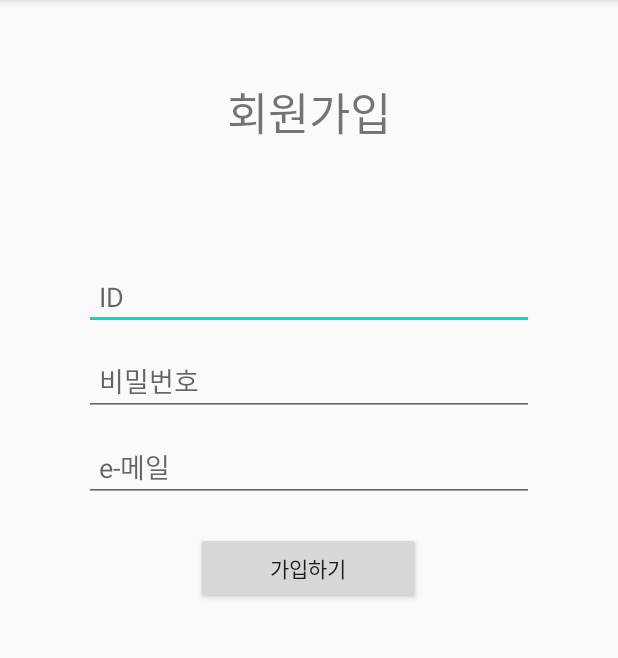
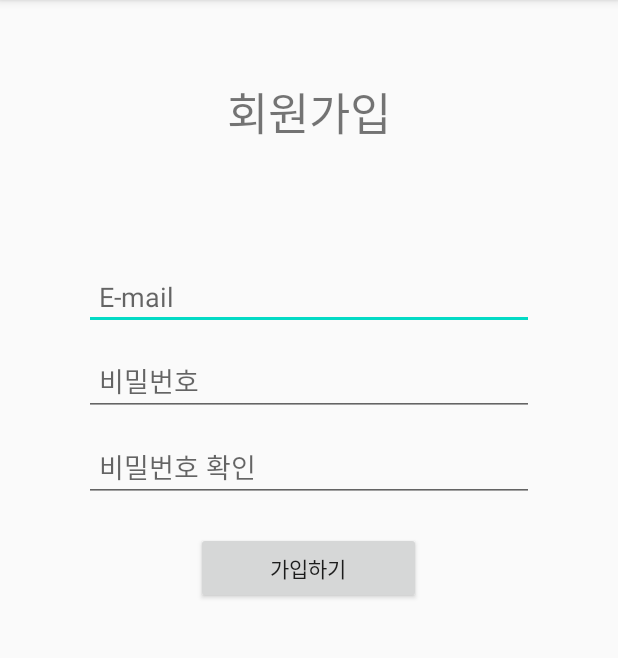
Before and after one commit to Seongrak-Choi/capstone2, an Android app: the screen it shows after launch (signup), after a tap on "회원가입", on a phone screen of 412 x 824 dp, the part 84-742 px from its top. Run offline under Robolectric (Android 15) with nearby library versions, the phone set to English and light mode, and no system bars; our stand-ins replace Firebase (no records; nobody signed in at launch, a user with empty details on screens opened directly).

Commit message:
회원가입 기능과 로그인 했을 때 로그인 성공했다는 Toast메세지 출력까지 구현

```diff
--- a/app/build.gradle
+++ b/app/build.gradle
@@ -1,6 +1,7 @@
 apply plugin: 'com.android.application'
 apply plugin: 'kotlin-android'
 apply plugin: 'kotlin-android-extensions'
+apply plugin: 'com.google.gms.google-services'
 
 android {
     compileSdkVersion 29
@@ -31,7 +32,10 @@ dependencies {
     implementation 'androidx.appcompat:appcompat:1.2.0'
     implementation 'androidx.core:core-ktx:1.3.2'
     implementation 'androidx.constraintlayout:constraintlayout:2.0.4'
-    testImplementation 'junit:junit:4.12'
+    implementation 'com.google.firebase:firebase-auth:20.0.4'
+    implementation 'com.google.firebase:firebase-auth'
+    implementation platform('com.google.firebase:firebase-bom:26.7.0')
+    testImplementation 'junit:junit:4.13.2'
     androidTestImplementation 'androidx.test.ext:junit:1.1.2'
     androidTestImplementation 'androidx.test.espresso:espresso-core:3.3.0'
 }
--- a/app/src/main/AndroidManifest.xml
+++ b/app/src/main/AndroidManifest.xml
@@ -12,7 +12,7 @@
         android:roundIcon="@mipmap/ic_launcher_round"
         android:supportsRtl="true"
         android:theme="@style/AppTheme">
-        <activity android:name=".signup"></activity>
+       <activity android:name=".signup"></activity>
         <activity android:name=".MainActivity">
             <intent-filter>
                 <action android:name="android.intent.action.MAIN" />
@@ -20,7 +20,6 @@
                 <category android:name="android.intent.category.LAUNCHER" />
             </intent-filter>
         </activity>
-        <activity android:name=".signup"/>
     </application>
 
 </manifest>
--- /dev/null
+++ b/app/src/main/java/com/example/capstone2/MainActivity.java
@@ -0,0 +1,87 @@
+package com.example.capstone2;
+
+import androidx.annotation.NonNull;
+import androidx.appcompat.app.AppCompatActivity;
+
+import android.content.Intent;
+import android.os.Bundle;
+import android.util.Log;
+import android.view.View;
+import android.widget.Button;
+import android.widget.EditText;
+import android.widget.Toast;
+
+import com.google.android.gms.tasks.OnCompleteListener;
+import com.google.android.gms.tasks.Task;
+import com.google.firebase.auth.AuthResult;
+import com.google.firebase.auth.FirebaseAuth;
+import com.google.firebase.auth.FirebaseUser;
+
+public class MainActivity extends AppCompatActivity {
+    Button btn_login;
+    Button btn_signupgo;
+    EditText idtext;
+    EditText passwdtext;
+    private FirebaseAuth mAuth;
+    private static final String TAG = "MainActivity";
+
+
+    @Override
+    protected void onCreate(Bundle savedInstanceState) {
+        super.onCreate(savedInstanceState);
+        setContentView(R.layout.activity_main);
+
+        btn_login = findViewById(R.id.btn_Login);
+        idtext = findViewById(R.id.idText);
+        passwdtext = findViewById(R.id.passwdText);
+        mAuth = FirebaseAuth.getInstance();
+        btn_signupgo = findViewById(R.id.btn_signup);
+        btn_signupgo.setOnClickListener(new View.OnClickListener() {
+            public void onClick(View v) {
+                startsignup();
+                Log.e("클릭", "클릭");
+            }
+        });
+
+        btn_login.setOnClickListener(new View.OnClickListener() {
+            public void onClick(View v) {
+                checksign();
+                Log.e("클릭", "클릭");
+            }
+        });
+    }
+
+    private void checksign() {
+        if (idtext.length() > 0 && passwdtext.length() > 0) {
+            String email = idtext.getText().toString();
+            String password = passwdtext.getText().toString();
+            mAuth.signInWithEmailAndPassword(email, password)
+                    .addOnCompleteListener(this, new OnCompleteListener<AuthResult>() {
+                        @Override
+                        public void onComplete(@NonNull Task<AuthResult> task) {
+                            if (task.isSuccessful()) {
+                                // Sign in success, update UI with the signed-in user's information
+                                Log.d(TAG, "signInWithEmail:success");
+                                FirebaseUser user = mAuth.getCurrentUser();
+                                Toast.makeText(MainActivity.this, "로그인 성공",
+                                        Toast.LENGTH_SHORT).show();
+                            } else {
+                                // If sign in fails, display a message to the user.
+                                Log.w(TAG, "signInWithEmail:failure", task.getException());
+                                Toast.makeText(MainActivity.this, "Authentication failed.",
+                                        Toast.LENGTH_SHORT).show();
+                            }
+                        }
+                    });
+        }
+        else{
+            Toast.makeText(MainActivity.this, "이메일 또는 비밀번호를 입력해 주세요",
+                    Toast.LENGTH_SHORT).show();
+        }
+    }
+
+    private void startsignup() {
+        Intent intent = new Intent(this, signup.class);
+        startActivity(intent);
+    }
+}
--- a/app/src/main/java/com/example/capstone2/MainActivity.kt
+++ /dev/null
@@ -1,23 +0,0 @@
-package com.example.capstone2
-
-import android.content.Intent
-import androidx.appcompat.app.AppCompatActivity
-import android.os.Bundle
-import kotlinx.android.synthetic.main.activity_main.*
-
-class MainActivity : AppCompatActivity() {
-
-    override fun onCreate(savedInstanceState: Bundle?) {
-        super.onCreate(savedInstanceState)
-        setContentView(R.layout.activity_main)
-
-        btn_signup.setOnClickListener({
-            val intent = Intent(this, signup::class.java)
-            startActivity(intent)
-
-        })
-        //최성락 안드로이드 스튜디오에서 git연동 테스트 중입니다.
-        //박정민 안드로이드 스튜디오에서 git연동 테스트 중입니다.
-        //윤유일 안드로이드 스튜디오에서 git연동 테스트 중입니다.
-    }
-}
--- /dev/null
+++ b/app/src/main/java/com/example/capstone2/signup.java
@@ -0,0 +1,92 @@
+package com.example.capstone2;
+
+import androidx.annotation.NonNull;
+import androidx.appcompat.app.AppCompatActivity;
+
+import android.os.Bundle;
+import android.util.Log;
+import android.view.View;
+import android.widget.Button;
+import android.widget.EditText;
+import android.widget.Toast;
+
+import com.google.android.gms.tasks.OnCompleteListener;
+import com.google.android.gms.tasks.Task;
+import com.google.firebase.auth.AuthResult;
+import com.google.firebase.auth.FirebaseAuth;
+import com.google.firebase.auth.FirebaseUser;
+
+public class signup extends AppCompatActivity {
+    private FirebaseAuth mAuth;
+    Button btn_Signup;
+    EditText idtext;
+    EditText passwdtext;
+    EditText passwdchecktext;
+    private static final String TAG = "SignupActivity";
+
+    @Override
+    protected void onCreate(Bundle savedInstanceState) {
+        super.onCreate(savedInstanceState);
+        setContentView(R.layout.activity_signup);
+
+        mAuth = FirebaseAuth.getInstance();
+        idtext = findViewById(R.id.idText);
+        passwdtext = findViewById(R.id.passwdText);
+        passwdchecktext =findViewById(R.id.passwdCheckText);
+        btn_Signup = findViewById(R.id.btn_signup);
+        btn_Signup.setOnClickListener(new View.OnClickListener() {
+            public void onClick(View v) {
+                signup();
+                Log.e("클릭", "클릭");
+            }
+        });
+
+    }
+
+    @Override
+    public void onStart() {
+        super.onStart();
+        // Check if user is signed in (non-null) and update UI accordingly.
+        FirebaseUser currentUser = mAuth.getCurrentUser();
+        if (currentUser != null) {
+            // reload();
+        }
+    }
+
+    private void signup() {
+        String email = idtext.getText().toString();
+        String password = passwdtext.getText().toString();
+        String passwordcheck = passwdchecktext.getText().toString();
+
+        if (email.length() > 0 && password.length() > 0 && passwordcheck.length() > 0)
+            if (password.equals(passwordcheck)) {
+                mAuth.createUserWithEmailAndPassword(email, password)
+                        .addOnCompleteListener(this, new OnCompleteListener<AuthResult>() {
+                            @Override
+                            public void onComplete(@NonNull Task<AuthResult> task) {
+                                if (task.isSuccessful()) {
+                                    // Sign in success, update UI with the signed-in user's information
+                                    Log.d(TAG, "createUserWithEmail:success");
+                                    FirebaseUser user = mAuth.getCurrentUser();
+                                    startToast("회원가입에 성공하였습니다.");
+                                } else {
+                                    // If sign in fails, display a message to the user.
+                                    if (task.getException() != null)
+                                        startToast(task.getException().toString());
+                                }
+                            }
+                        });
+            } else {
+                startToast("비밀번호가 일치하지 않습니다.");
+            }
+        else {
+            startToast("이메일 또는 비밀번호를 입력해 주세요");
+        }
+    }
+
+    private void startToast(String msg) {
+        Toast.makeText(this, msg, Toast.LENGTH_SHORT).show();
+    }
+
+
+}
--- a/app/src/main/java/com/example/capstone2/signup.kt
+++ /dev/null
@@ -1,12 +0,0 @@
-package com.example.capstone2
-
-import androidx.appcompat.app.AppCompatActivity
-import android.os.Bundle
-
-class signup : AppCompatActivity() {
-
-    override fun onCreate(savedInstanceState: Bundle?) {
-        super.onCreate(savedInstanceState)
-        setContentView(R.layout.activity_signup)
-    }
-}
--- a/app/src/main/res/layout/activity_signup.xml
+++ b/app/src/main/res/layout/activity_signup.xml
@@ -16,14 +16,17 @@
         android:textSize="30sp"/>
 
     <EditText
+        android:id="@+id/idText"
         android:layout_width="300dp"
         android:layout_height="wrap_content"
-        android:hint="ID"
+        android:hint="E-mail"
         android:layout_marginTop="25dp"
         android:layout_gravity="center"
         android:padding="10dp" />
 
     <EditText
+        android:id="@+id/passwdText"
+        android:inputType="textPassword"
         android:layout_width="300dp"
         android:layout_height="wrap_content"
         android:hint="비밀번호"
@@ -32,14 +35,18 @@
         android:padding="10dp" />
 
     <EditText
+        android:id="@+id/passwdCheckText"
+        android:inputType="textPassword"
         android:layout_width="300dp"
         android:layout_height="wrap_content"
-        android:hint="e-메일"
+        android:hint="비밀번호 확인"
         android:layout_marginTop="10dp"
         android:layout_gravity="center"
         android:padding="10dp" />
 
+
     <Button
+        android:id="@+id/btn_signup"
         android:layout_width="150dp"
         android:layout_height="wrap_content"
         android:layout_gravity="center"
--- a/build.gradle
+++ b/build.gradle
@@ -10,6 +10,7 @@ buildscript {
     dependencies {
         classpath 'com.android.tools.build:gradle:3.6.2'
         classpath "org.jetbrains.kotlin:kotlin-gradle-plugin:$kotlin_version"
+        classpath 'com.google.gms:google-services:4.3.5'
 
         // NOTE: Do not place your application dependencies here; they belong
         // in the individual module build.gradle files
```
Also changed, not shown: app/src/main/res/layout/activity_main.xml (+5 -4 lines).
